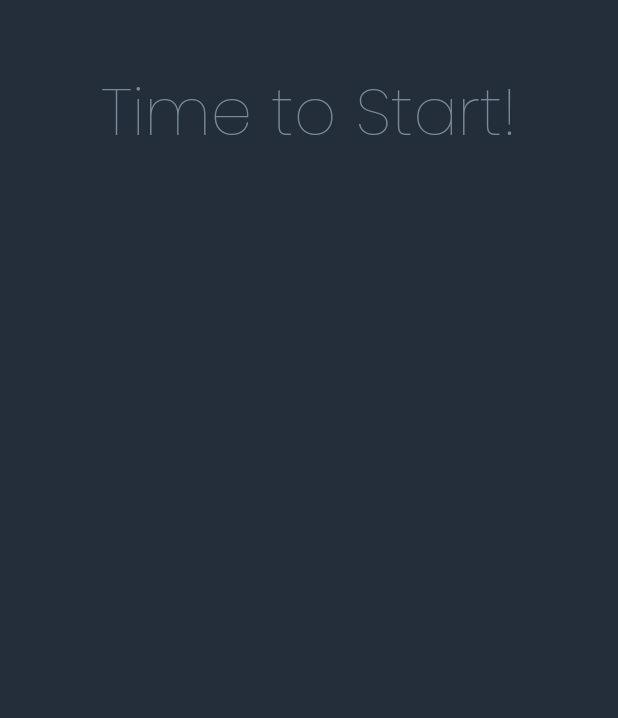
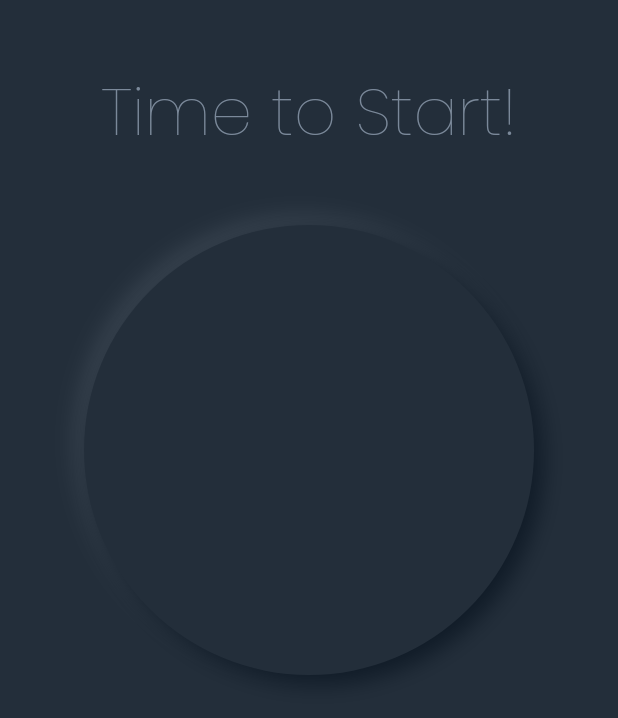
Before and after one commit to AbhinavRobinson/flutter-timer, a Flutter app: the screen it shows after launch, on a phone screen of 412 x 824 dp. Shown: the top 718 px of the screen. Run offline on Flutter 3.47's test engine with Material 2 defaults, Android fonts, the phone set to English and light mode, and no system bars; drawn by our look-alikes of clay_containers; our stand-ins replace google_fonts; statements that could not run were skipped.

Commit message:
(feat): playing with clay

```diff
--- a/lib/widgets/clock.dart
+++ b/lib/widgets/clock.dart
@@ -1,4 +1,5 @@
 import 'package:flutter/material.dart';
+import 'package:clay_containers/clay_containers.dart';
 
 class Clock extends StatefulWidget {
   Clock({Key key}) : super(key: key);
@@ -13,6 +14,14 @@ class _ClockState extends State<Clock> {
     return Center(
       child: Container(
         color: Theme.of(context).primaryColor,
+        child: Center(
+          child: ClayContainer(
+            color: Theme.of(context).primaryColor,
+            height: 300.0,
+            width: 300.0,
+            borderRadius: 999.9,
+          ),
+        ),
       ),
     );
   }
```
